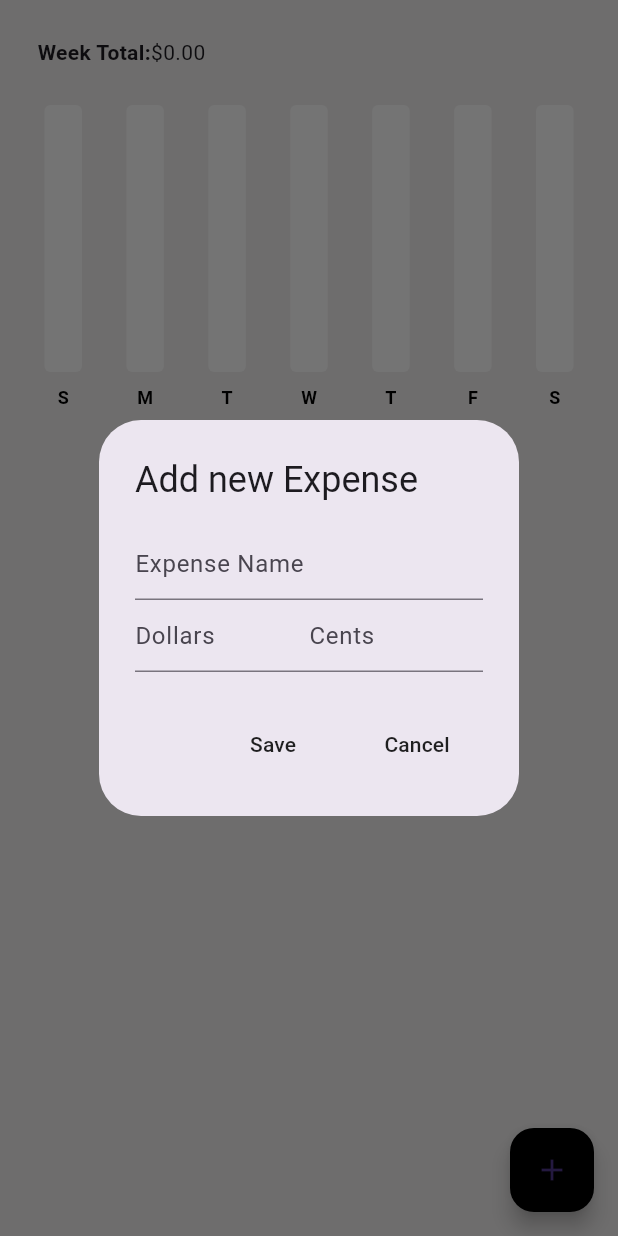
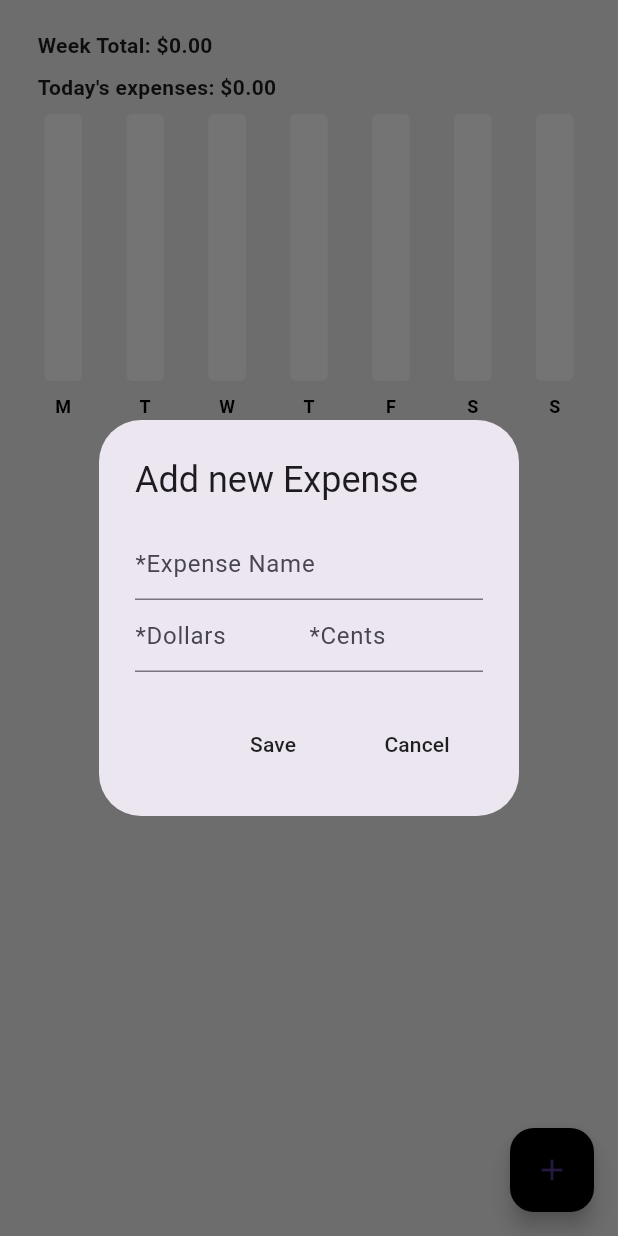
Before and after one commit to mehmetuzunyayla/Basic-Expenses-App, a Flutter app: the screen it shows after launch, after a tap on the "add" icon, on a phone screen of 412 x 824 dp. Run offline on Flutter 3.47's test engine with Material 3 defaults, Android fonts, the phone set to English and light mode, and no system bars; drawn by our look-alikes of fl_chart; our stand-ins replace flutter_riverpod, flutter_slidable, hive, hive_flutter; accounts and stored records are empty.

Commit message:
Some fixes

```diff
--- a/lib/bar graph/bar_graph.dart
+++ b/lib/bar graph/bar_graph.dart
@@ -85,28 +85,28 @@ Widget getBottomLines(double value, TitleMeta meta) {
   Widget text;
   switch (value.toInt()) {
     case 0:
-      text = const Text('S', style: style);
+      text = const Text('M', style: style);
       break;
     case 1:
-      text = const Text('M', style: style);
+      text = const Text('T', style: style);
       break;
     case 2:
+      text = const Text('W', style: style);
+      break;
+    case 3:
       text = const Text('T', style: style);
       break;
-    case 3:
-      text = const Text('W', style: style);
-      break;
     case 4:
-      text = const Text('T', style: style);
+      text = const Text('F', style: style);
       break;
     case 5:
-      text = const Text('F', style: style);
+      text = const Text('S', style: style);
       break;
     case 6:
       text = const Text('S', style: style);
       break;
     default:
-      text = const Text('S', style: style);
+      text = const Text('-', style: style);
   }
 
   return SideTitleWidget(
--- a/lib/components/expense_summary.dart
+++ b/lib/components/expense_summary.dart
@@ -62,6 +62,14 @@ class ExpenseSummary extends ConsumerWidget {
     return total.toStringAsFixed(2);
   }
 
+  String calculateTodayTotal(ExpenseData value) {
+    String today =
+        convertDateTimeToString(DateTime.now()); // Format today's date
+    double todayTotal = value.calculateDailyExpenseSummary()[today] ?? 0;
+    return todayTotal.toStringAsFixed(
+        2); // Convert the total to a string with 2 decimal places
+  }
+
   @override
   Widget build(BuildContext context, WidgetRef ref) {
     // Added WidgetRef ref parameter
@@ -83,18 +91,23 @@ class ExpenseSummary extends ConsumerWidget {
     final value = ref.watch(expenseDataProvider); // Using ref.watch
 
     return Column(
+      crossAxisAlignment: CrossAxisAlignment.start,
       children: [
+        const SizedBox(
+            height: 20), // You can adjust this value to fit your needs
         Padding(
-          padding: const EdgeInsets.all(25.0),
-          child: Row(
-            children: [
-              const Text(
-                "Week Total:",
-                style: TextStyle(fontWeight: FontWeight.bold),
-              ),
-              Text(
-                  '\$${calculateWeekTotal(value, sunday, monday, tuesday, wednesday, thursday, friday, saturday)}'),
-            ],
+          padding:
+              const EdgeInsets.fromLTRB(25.0, 0, 25.0, 8.0), // Add top padding
+          child: Text(
+            "Week Total: \$${calculateWeekTotal(value, monday, tuesday, wednesday, thursday, friday, saturday, sunday)}",
+            style: const TextStyle(fontWeight: FontWeight.bold),
+          ),
+        ),
+        Padding(
+          padding: const EdgeInsets.fromLTRB(25.0, 0, 25.0, 8.0),
+          child: Text(
+            "Today's expenses: \$${calculateTodayTotal(value)}",
+            style: const TextStyle(fontWeight: FontWeight.bold),
           ),
         ),
         SizedBox(
--- a/lib/data/expense_data.dart
+++ b/lib/data/expense_data.dart
@@ -65,7 +65,7 @@ class ExpenseData extends ChangeNotifier {
 
     //go backwards from today to find sunday
     for (int i = 0; i < 7; i++) {
-      if (getDayName(today.subtract(Duration(days: i))) == 'Sun') {
+      if (getDayName(today.subtract(Duration(days: i))) == 'Mon') {
         startOfWeek = today.subtract(Duration(days: i));
       }
     }
--- a/lib/pages/home_page.dart
+++ b/lib/pages/home_page.dart
@@ -17,6 +17,13 @@ class _HomePageState extends ConsumerState<HomePage> {
   final newExpenseNameController = TextEditingController();
   final newExpenseDollarController = TextEditingController();
   final newExpenseCentsController = TextEditingController();
+  String? selectedDate;
+
+  void setSelectedDate(String date) {
+    setState(() {
+      selectedDate = date;
+    });
+  }
 
   @override
   void initState() {
@@ -37,7 +44,7 @@ class _HomePageState extends ConsumerState<HomePage> {
             TextField(
               controller: newExpenseNameController,
               decoration: const InputDecoration(
-                hintText: "Expense Name",
+                hintText: "*Expense Name",
               ),
             ),
             Row(
@@ -48,7 +55,7 @@ class _HomePageState extends ConsumerState<HomePage> {
                     controller: newExpenseDollarController,
                     keyboardType: TextInputType.number,
                     decoration: const InputDecoration(
-                      hintText: "Dollars",
+                      hintText: "*Dollars",
                     ),
                   ),
                 ),
@@ -59,7 +66,7 @@ class _HomePageState extends ConsumerState<HomePage> {
                     controller: newExpenseCentsController,
                     keyboardType: TextInputType.number,
                     decoration: const InputDecoration(
-                      hintText: "Cents",
+                      hintText: "*Cents",
                     ),
                   ),
                 ),
@@ -71,12 +78,12 @@ class _HomePageState extends ConsumerState<HomePage> {
           //save button
           MaterialButton(
             onPressed: save,
-            child: Text('Save'),
+            child: const Text('Save'),
           ),
 
           MaterialButton(
             onPressed: cancel,
-            child: Text('Cancel'),
+            child: const Text('Cancel'),
           ),
         ],
       ),
@@ -90,24 +97,46 @@ class _HomePageState extends ConsumerState<HomePage> {
 
   //save
   void save() {
-    if (newExpenseNameController.text.isNotEmpty &&
-        newExpenseDollarController.text.isNotEmpty &&
-        newExpenseCentsController.text.isNotEmpty) {
-      // put dollars and cents together
+    bool isNameEmpty = newExpenseNameController.text.isEmpty;
+    bool isDollarValid =
+        RegExp(r'^\d+$').hasMatch(newExpenseDollarController.text);
+    bool isCentsValid =
+        RegExp(r'^\d+$').hasMatch(newExpenseCentsController.text);
+
+    if (isNameEmpty || !isDollarValid || !isCentsValid) {
+      String errorMessage = 'Please fill in all the fields correctly.';
+      if (isNameEmpty) {
+        errorMessage += '\nName is required.';
+      }
+      if (!isDollarValid) {
+        errorMessage += '\nDollars must be a number or fill the field.';
+      }
+      if (!isCentsValid) {
+        errorMessage += '\nCents must be a number or fill the field.';
+      }
+      // Show error message
+      ScaffoldMessenger.of(context).showSnackBar(
+        SnackBar(
+          content: Text(errorMessage),
+          //backgroundColor: Colors.red,
+        ),
+      );
+    } else {
+      // Put dollars and cents together
       String amount =
           '${newExpenseDollarController.text}.${newExpenseCentsController.text}';
-      //create expense item
+      // Create expense item
       ExpenseItem newExpense = ExpenseItem(
         name: newExpenseNameController.text,
         amount: amount,
         dateTime: DateTime.now(),
       );
-      // add the new expense
+      // Add the new expense
       ref.read(expenseDataProvider).addNewExpense(newExpense); // Using ref.read
+
+      Navigator.pop(context);
+      clear();
     }
-
-    Navigator.pop(context);
-    clear();
   }
 
   //cancel
--- a/pubspec.yaml
+++ b/pubspec.yaml
@@ -40,6 +40,7 @@ dependencies:
   hive: ^2.2.3
   hive_flutter: ^1.1.0
   flutter_slidable: ^1.2.0
+  intl: ^0.17.0
 
 dev_dependencies:
   flutter_test:
```
Also changed, not shown: pubspec.lock.
